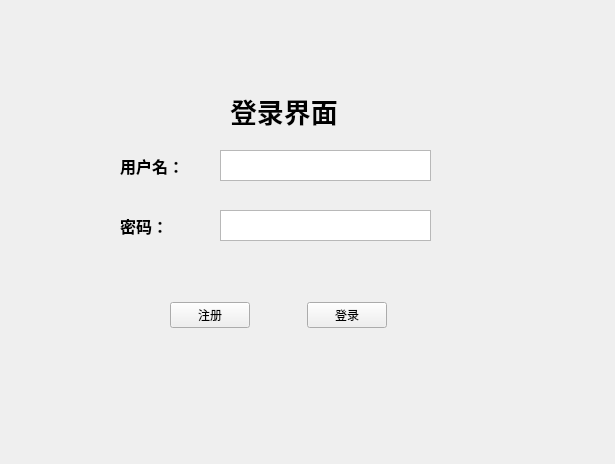
The window that loginWidget.ui (Axlashh/fake-noita) describes before a commit, drawn with Qt 5.
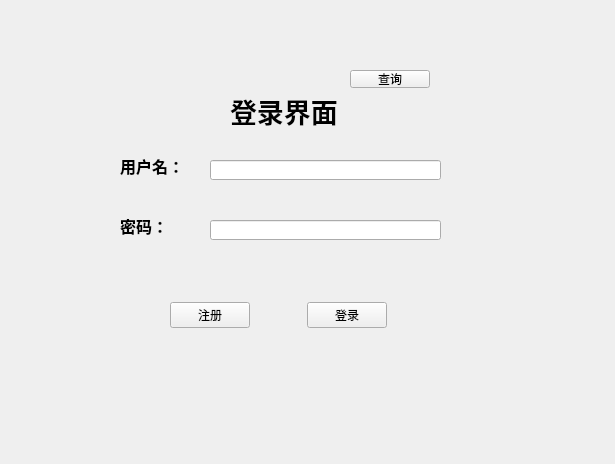
The same window after the commit.

```diff
--- a/loginWidget.ui
+++ b/loginWidget.ui
@@ -135,26 +135,39 @@
     <string>密码：</string>
    </property>
   </widget>
-  <widget class="QTextEdit" name="textEdit">
+  <widget class="QLineEdit" name="accountEdit">
    <property name="geometry">
     <rect>
-     <x>220</x>
-     <y>150</y>
-     <width>211</width>
-     <height>31</height>
+     <x>210</x>
+     <y>160</y>
+     <width>231</width>
+     <height>20</height>
     </rect>
    </property>
   </widget>
-  <widget class="QTextEdit" name="textEdit_2">
+  <widget class="QLineEdit" name="passwordEdit">
    <property name="geometry">
     <rect>
-     <x>220</x>
-     <y>210</y>
-     <width>211</width>
-     <height>31</height>
+     <x>210</x>
+     <y>220</y>
+     <width>231</width>
+     <height>20</height>
     </rect>
    </property>
   </widget>
+  <widget class="QPushButton" name="pushButton">
+   <property name="geometry">
+    <rect>
+     <x>350</x>
+     <y>70</y>
+     <width>80</width>
+     <height>18</height>
+    </rect>
+   </property>
+   <property name="text">
+    <string>查询</string>
+   </property>
+  </widget>
  </widget>
  <resources/>
  <connections/>
```
Left out of the diff: 4 changed lines with no effect on the pictures.
